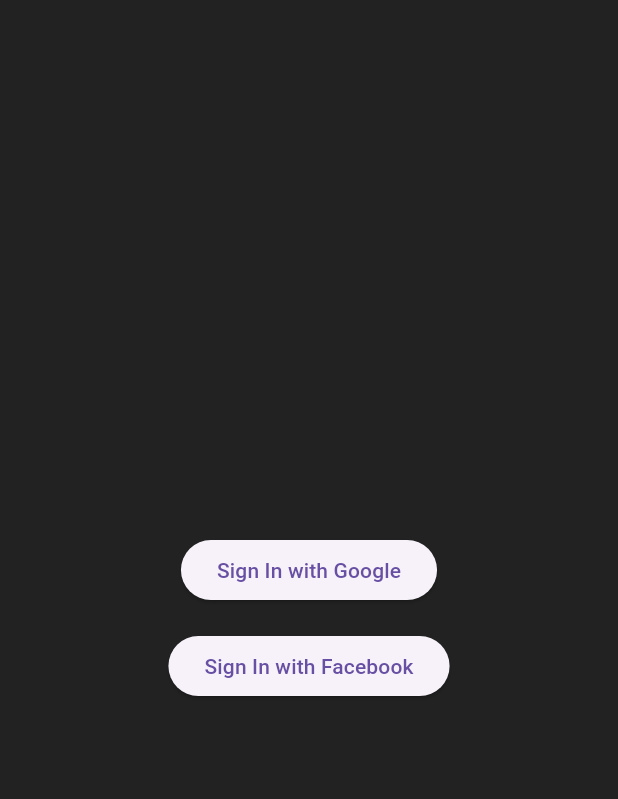
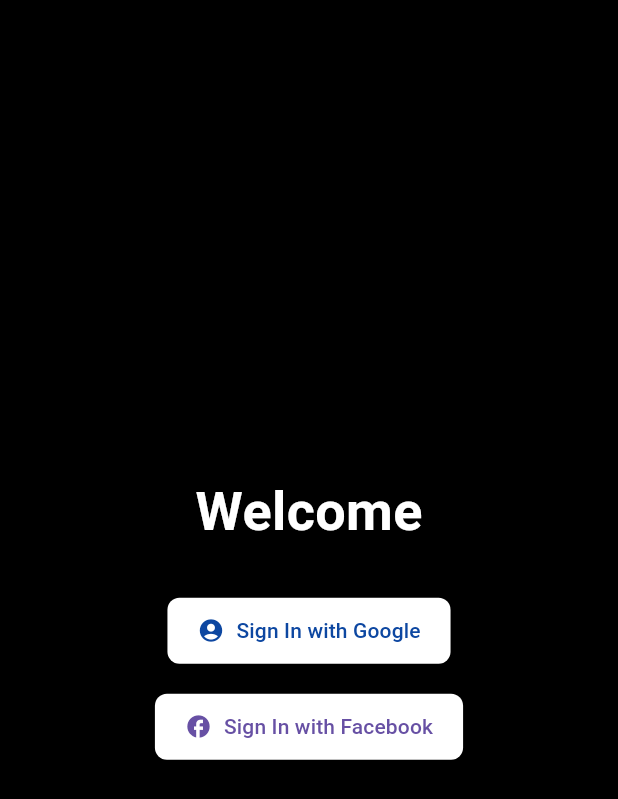
Before and after one commit to MohammedAlsalehi033/facebook_auth, a Flutter app: the screen it shows after launch, on a phone screen of 412 x 824 dp. Shown: the top 799 px of the screen. Run offline on Flutter 3.47's test engine with Material 3 defaults, Android fonts, the phone set to English and light mode, and no system bars; our stand-ins replace firebase_auth, firebase_core, google_sign_in; missing offline and left inert: flutter_facebook_auth; accounts and stored records are empty.

Commit message:
final changes (UI fixed)

```diff
--- a/lib/SignInPage.dart
+++ b/lib/SignInPage.dart
@@ -10,18 +10,44 @@
   @override
   Widget build(BuildContext context) {
     return Scaffold(
-      backgroundColor: Colors.black87,
+      backgroundColor: Color(0xFF000000),
       body: Center(
         child: Column(
           mainAxisAlignment: MainAxisAlignment.center,
           children: [
-            ElevatedButton(
-              child: Text("Sign In with Google"),
+            Text(
+              "Welcome",
+              style: TextStyle(
+                color: Colors.white,
+                fontSize: 36,
+                fontWeight: FontWeight.bold,
+              ),
+            ),
+            SizedBox(height: 30),
+            ElevatedButton.icon(
+              icon: Icon(Icons.account_circle),
+              label: Text("Sign In with Google"),
+              style: ElevatedButton.styleFrom(
+                primary: Colors.white,
+                onPrimary: Color(0xFF0D47A1),
+                padding: EdgeInsets.symmetric(horizontal: 20, vertical: 12),
+                shape: RoundedRectangleBorder(
+                  borderRadius: BorderRadius.circular(8),
+                ),
+              ),
               onPressed: () => signInWithGoogle(context),
             ),
             SizedBox(height: 16.0),
-            ElevatedButton(
-              child: Text("Sign In with Facebook"),
+            ElevatedButton.icon(
+              icon: Icon(Icons.facebook),
+              label: Text("Sign In with Facebook"),
+              style: ElevatedButton.styleFrom(
+                primary: Colors.white,
+                padding: EdgeInsets.symmetric(horizontal: 20, vertical: 12),
+                shape: RoundedRectangleBorder(
+                  borderRadius: BorderRadius.circular(8),
+                ),
+              ),
               onPressed: () => signInWithFacebook(context),
             ),
           ],
@@ -31,7 +57,7 @@
   }
 
   Future<void> signInWithGoogle(BuildContext context) async {
-    // Implement sign-in with Google here
+
     try {
       final GoogleSignInAccount? googleSignInAccount = await GoogleSignIn().signIn();
 
@@ -58,7 +84,6 @@
   }
 
   Future<void> signInWithFacebook(BuildContext context) async {
-    // Implement sign-in with Facebook here
     try {
       final LoginResult loginResult = await FacebookAuth.instance.login();
 
```
